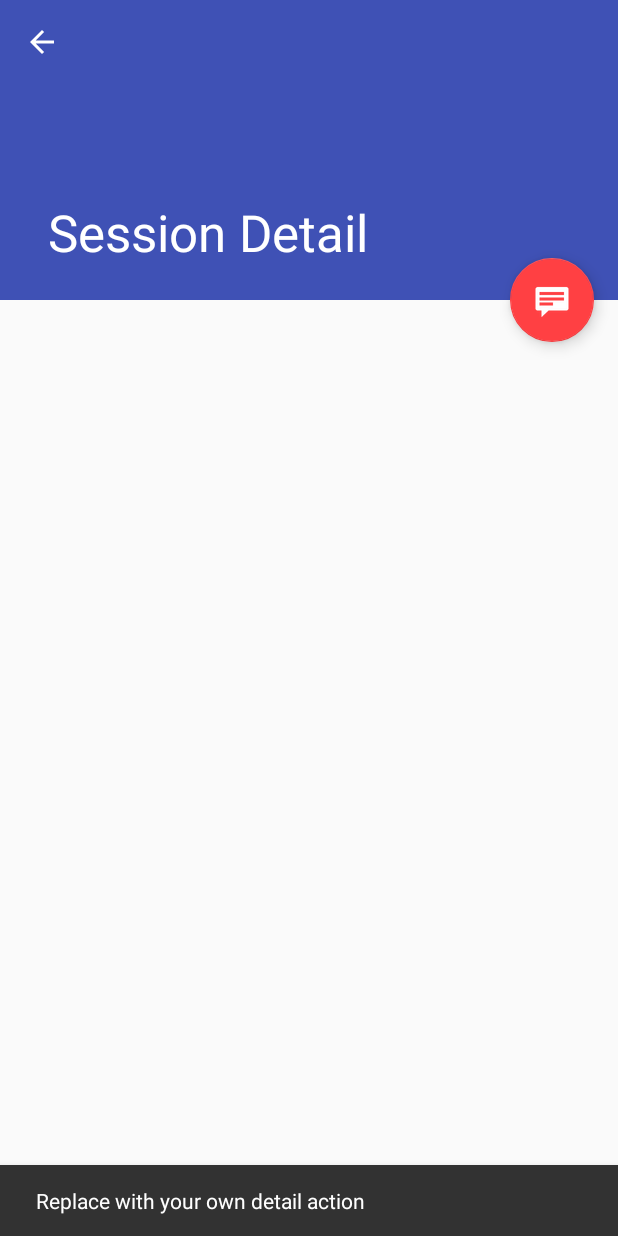
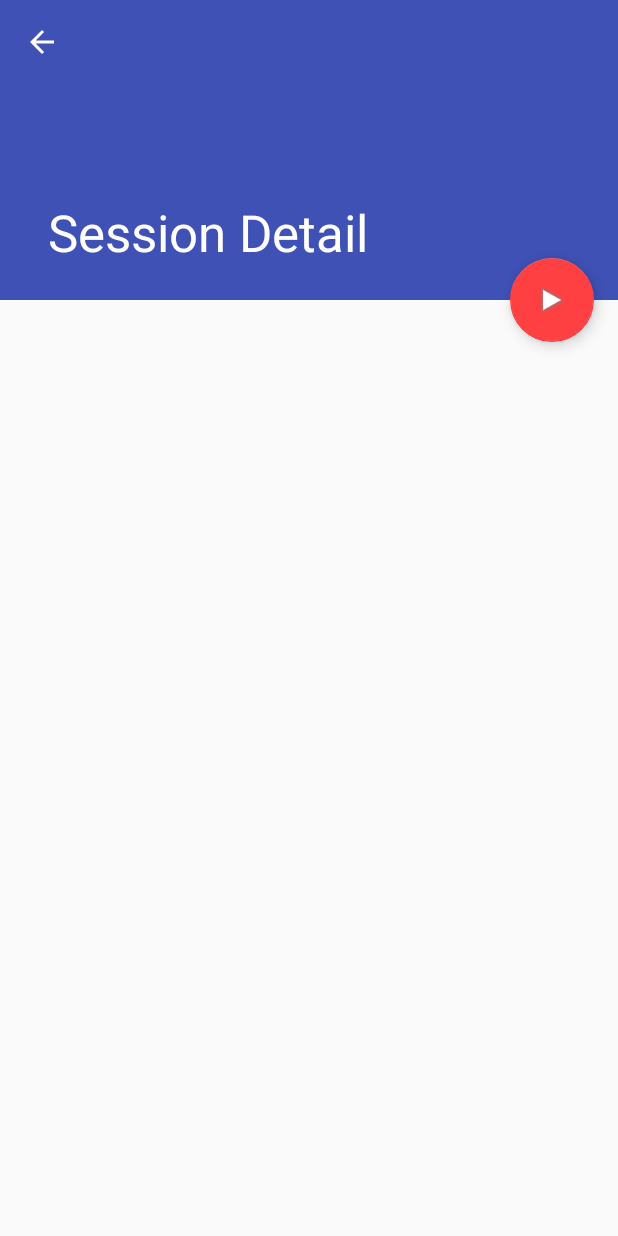
Before and after one commit to Dezudio/ControlsEvaluation, an Android app: the SessionDetailActivity screen opened directly, with no data from a screen before it, after a tap on an icon or button, on a phone screen of 412 x 824 dp. Run offline under Robolectric (Android 15) with nearby library versions, the light colour scheme and no system bars; 4 statements that could not run were skipped.

Commit message:
Sound in Lab App

```diff
--- a/labstudy/src/main/java/com/dezudio/android/controlsevaluation/labstudy/SessionDetailActivity.java
+++ b/labstudy/src/main/java/com/dezudio/android/controlsevaluation/labstudy/SessionDetailActivity.java
@@ -5,6 +5,7 @@ import android.os.Bundle;
 import android.support.design.widget.FloatingActionButton;
 import android.support.design.widget.Snackbar;
 import android.support.v7.widget.Toolbar;
+import android.util.Log;
 import android.view.View;
 import android.support.v7.app.AppCompatActivity;
 import android.support.v7.app.ActionBar;
@@ -25,18 +26,48 @@ public class SessionDetailActivity extends AppCompatActivity {
         Toolbar toolbar = (Toolbar) findViewById(R.id.detail_toolbar);
         setSupportActionBar(toolbar);
 
-        FloatingActionButton fab = (FloatingActionButton) findViewById(R.id.fab);
+        final FloatingActionButton fab = (FloatingActionButton) findViewById(R.id.fab);
+        fab.setOnLongClickListener(new View.OnLongClickListener() {
+            @Override
+            public boolean onLongClick(View view) {
+                if (BoopService.timingState == BoopService.TIMING_PAUSED) {
+                    fab.setImageDrawable(getDrawable(R.drawable.ic_stop));
+                    BoopService.stopTiming(getApplicationContext());
+                    Snackbar.make(view, "Stopping timing activity", Snackbar.LENGTH_LONG)
+                            .setAction("Action", null).show();
+                    //fab.setEnabled(false);
+                }
+                return true;
+            }
+        });
         fab.setOnClickListener(new View.OnClickListener() {
             @Override
             public void onClick(View view) {
-                Snackbar.make(view, "Replace with your own detail action", Snackbar.LENGTH_LONG)
-                        .setAction("Action", null).show();
+
+                if (BoopService.timingState == BoopService.TIMING_HAPPENING) {
+                    BoopService.pauseTiming(getApplicationContext());
+                    //fab.setImageDrawable(getResources().getDrawable(R.id.fab, getTheme())."@android:drawable/ic_");
+                    Snackbar.make(view, "Pausing timing activity", Snackbar.LENGTH_LONG)
+                            .setAction("Action", null).show();
+                    fab.setImageDrawable(getDrawable(android.R.drawable.ic_media_play));
+                } else if ((BoopService.timingState == BoopService.TIMING_PAUSED) ||
+                        (BoopService.timingState == BoopService.TIMING_STOPPED)) {
+                    BoopService.startTiming(getApplicationContext());
+                    Snackbar.make(view, "Starting timing activity", Snackbar.LENGTH_LONG)
+                            .setAction("Action", null).show();
+                    fab.setImageDrawable(getDrawable(android.R.drawable.ic_media_pause));
+                }
             }
         });
 
+
+
+
         // Show the Up button in the action bar.
         ActionBar actionBar = getSupportActionBar();
-        if (actionBar != null) {
+        if (actionBar != null)
+
+        {
             actionBar.setDisplayHomeAsUpEnabled(true);
         }
 
@@ -49,7 +80,9 @@ public class SessionDetailActivity extends AppCompatActivity {
         //
         // http://developer.android.com/guide/components/fragments.html
         //
-        if (savedInstanceState == null) {
+        if (savedInstanceState == null)
+
+        {
             // Create the detail fragment and add it to the activity
             // using a fragment transaction.
             Bundle arguments = new Bundle();
@@ -61,6 +94,7 @@ public class SessionDetailActivity extends AppCompatActivity {
                     .add(R.id.session_detail_container, fragment)
                     .commit();
         }
+
     }
 
     @Override
--- a/labstudy/src/main/java/com/dezudio/android/controlsevaluation/labstudy/SessionDetailFragment.java
+++ b/labstudy/src/main/java/com/dezudio/android/controlsevaluation/labstudy/SessionDetailFragment.java
@@ -8,8 +8,6 @@ import android.view.LayoutInflater;
 import android.view.View;
 import android.view.ViewGroup;
 import android.widget.TextView;
-
-import com.dezudio.android.controlsevaluation.labstudy.dummy.DummyContent;
 
 /**
  * A fragment representing a single Session detail screen.
@@ -27,7 +25,7 @@ public class SessionDetailFragment extends Fragment {
     /**
      * The dummy content this fragment is presenting.
      */
-    private DummyContent.DummyItem mItem;
+    private SessionContent.SessionItem mItem;
 
     /**
      * Mandatory empty constructor for the fragment manager to instantiate the
@@ -44,7 +42,7 @@ public class SessionDetailFragment extends Fragment {
             // Load the dummy content specified by the fragment
             // arguments. In a real-world scenario, use a Loader
             // to load content from a content provider.
-            mItem = DummyContent.ITEM_MAP.get(getArguments().getString(ARG_ITEM_ID));
+            mItem = SessionContent.ITEM_MAP.get(getArguments().getString(ARG_ITEM_ID));
 
             Activity activity = this.getActivity();
             CollapsingToolbarLayout appBarLayout = (CollapsingToolbarLayout) activity.findViewById(R.id.toolbar_layout);
--- a/labstudy/src/main/res/layout/activity_session_detail.xml
+++ b/labstudy/src/main/res/layout/activity_session_detail.xml
@@ -48,6 +48,6 @@
         android:layout_margin="@dimen/fab_margin"
         app:layout_anchor="@+id/session_detail_container"
         app:layout_anchorGravity="top|end"
-        app:srcCompat="@android:drawable/stat_notify_chat" />
+        app:srcCompat="@android:drawable/ic_media_play" />
 
 </android.support.design.widget.CoordinatorLayout>
--- a/labstudy/src/main/res/layout/activity_session_list.xml
+++ b/labstudy/src/main/res/layout/activity_session_list.xml
@@ -31,12 +31,12 @@
     </FrameLayout>
 
     <android.support.design.widget.FloatingActionButton
-        android:id="@+id/fab"
+        android:id="@+id/add_session"
         android:layout_width="wrap_content"
         android:layout_height="wrap_content"
         android:layout_gravity="bottom|end"
         android:layout_margin="@dimen/fab_margin"
-        app:srcCompat="@android:drawable/ic_dialog_email" />
+        app:srcCompat="@drawable/ic_add" />
 
 
 </android.support.design.widget.CoordinatorLayout>
```
Also changed, not shown: labstudy/src/main/AndroidManifest.xml (+8 -5 lines), labstudy/src/main/java/com/dezudio/android/controlsevaluation/labstudy/SessionListActivity.java (+48 -11 lines), labstudy/src/main/java/com/dezudio/android/controlsevaluation/labstudy/dummy/DummyContent.java (deleted, +0 -72 lines).
